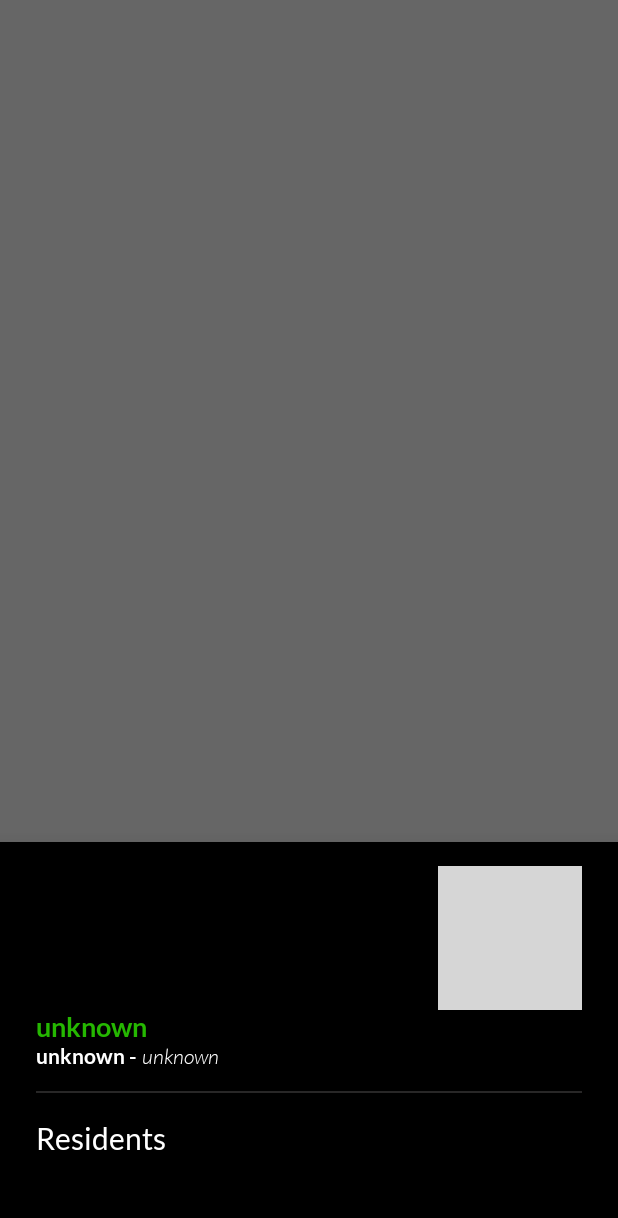
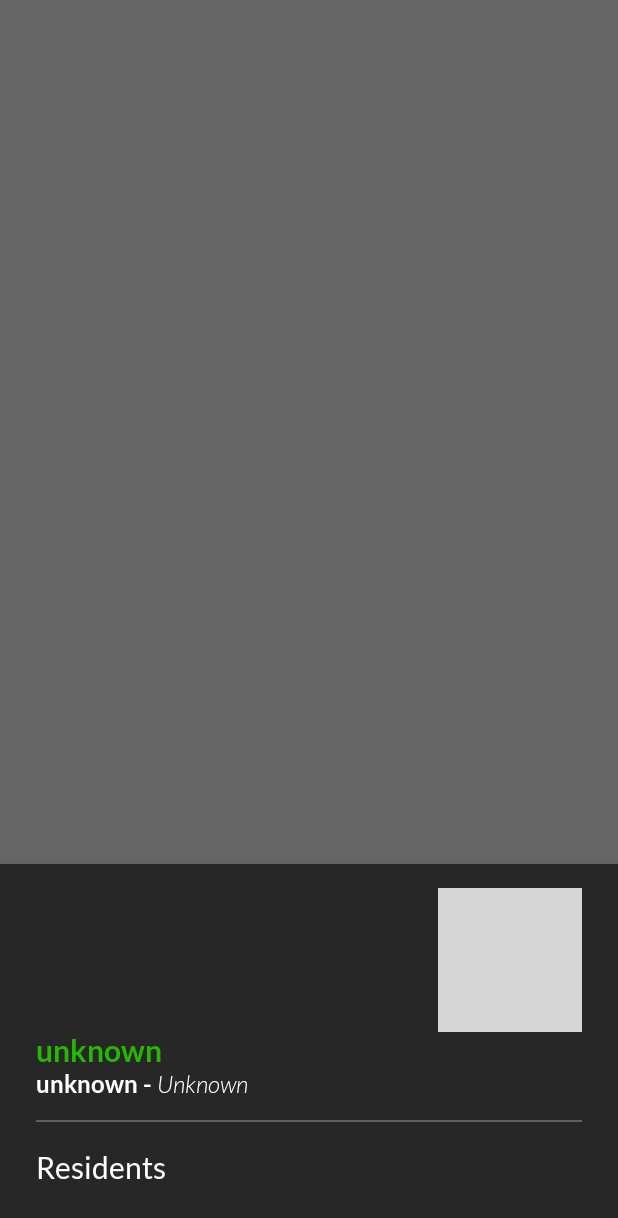
Before and after one commit to razylvidal/rick-and-morty-app, an Android app: the fragment LocationDialogFragment placed in its activity, on a phone screen of 412 x 824 dp. Shown: the top 1218 px of the screen. Run offline under Robolectric (Android 15) with nearby library versions, the phone set to English and light mode, and no system bars; our stand-ins replace Dagger/Hilt's generated code; libraries missing offline, so code that uses them is left out: eu.davidea.flexibleadapter; 8 statements that could not run were skipped; grey boxes are pictures that could not be loaded.

Commit message:
Do not show location dialog when origin or location is equal to unknown

```diff
--- a/feature-characters/src/main/kotlin/com/codesthetic/rickandmortyapp/ui/characterdetails/CharacterDetailsPresenter.kt
+++ b/feature-characters/src/main/kotlin/com/codesthetic/rickandmortyapp/ui/characterdetails/CharacterDetailsPresenter.kt
@@ -67,14 +67,22 @@ class CharacterDetailsPresenter
         }
 
         override fun onLocationClicked() {
-            view?.showLocationBottomSheetDialog(character!!.location)
+            if (character?.location!! > UNKNOWN_ID) {
+                view?.showLocationBottomSheetDialog(character!!.location)
+            }
         }
 
         override fun onOriginClicked() {
-            view?.showLocationBottomSheetDialog(character!!.origin)
+            if (character?.origin!! > UNKNOWN_ID) {
+                view?.showLocationBottomSheetDialog(character!!.origin)
+            }
         }
 
         override fun onUpdateCharacter(characterId: Int) {
             setupCharacterDetails(characterId)
         }
+
+        companion object {
+            private const val UNKNOWN_ID = 0
+        }
     }
--- a/feature-characters/src/main/kotlin/com/codesthetic/rickandmortyapp/ui/location/LocationDialogFragment.kt
+++ b/feature-characters/src/main/kotlin/com/codesthetic/rickandmortyapp/ui/location/LocationDialogFragment.kt
@@ -2,7 +2,6 @@ package com.codesthetic.rickandmortyapp.ui.location
 
 import android.annotation.SuppressLint
 import android.os.Bundle
-import android.util.Log
 import android.view.LayoutInflater
 import android.view.View
 import android.view.ViewGroup
@@ -19,6 +18,7 @@ import com.codesthetic.flexi.BaseFlexiView
 import com.codesthetic.flexi.ThrottledFlexiItemClickedListener
 import com.codesthetic.rickandmortyapp.ui.flexiitem.CharacterFlexiView
 import com.codesthetic.utilsandroid.LockedBottomSheetBehavior
+import com.codesthetic.utilsandroid.capitalizeFirstChar
 import com.google.android.material.R.id.design_bottom_sheet
 import com.google.android.material.bottomsheet.BottomSheetBehavior
 import com.google.android.material.bottomsheet.BottomSheetDialogFragment
@@ -66,7 +66,7 @@ class LocationDialogFragment : BottomSheetDialogFragment(), LocationsContracts.V
         inflater: LayoutInflater,
         container: ViewGroup?,
         savedInstanceState: Bundle?,
-    ): View? {
+    ): View {
         binding = LocationDialogFragmentBinding.inflate(layoutInflater)
         return binding.root
     }
@@ -116,6 +116,23 @@ class LocationDialogFragment : BottomSheetDialogFragment(), LocationsContracts.V
         binding.rvResidents.setHasFixedSize(true)
     }
 
+    override fun renderLoading(isVisible: Boolean) {
+//        TODO("Not yet implemented")
+    }
+
+    @SuppressLint("SetTextI18n")
+    override fun showLocationDetails(location: Location) {
+        binding.tvLocationName.text = location.name
+        binding.tvLocationType.text = "${location.type} -"
+        binding.tvLocationDimension.text = location.dimension.capitalizeFirstChar()
+    }
+
+    @SuppressLint("NotifyDataSetChanged")
+    override fun showResidents(residents: List<Character>) {
+        adapter.clear()
+        adapter.updateDataSet(residents.map { CharacterFlexiView(it) })
+    }
+
     fun onCharacterClicked(callback: ((Int) -> Unit?)?): LocationDialogFragment {
         listener = callback
         return this
@@ -135,22 +152,4 @@ class LocationDialogFragment : BottomSheetDialogFragment(), LocationsContracts.V
             }
         }
     }
-
-    override fun renderLoading(isVisible: Boolean) {
-//        TODO("Not yet implemented")
-    }
-
-    @SuppressLint("SetTextI18n")
-    override fun showLocationDetails(location: Location) {
-        binding.tvLocationName.text = location.name
-        binding.tvLocationType.text = "${location.type} -"
-        binding.tvLocationDimension.text = location.dimension
-    }
-
-    @SuppressLint("NotifyDataSetChanged")
-    override fun showResidents(residents: List<Character>) {
-        val test = residents.map { CharacterFlexiView(it) }
-        Log.e("test", "$test")
-        adapter.updateDataSet(test)
-    }
 }
--- a/feature-characters/src/main/kotlin/com/codesthetic/rickandmortyapp/ui/location/LocationsPresenter.kt
+++ b/feature-characters/src/main/kotlin/com/codesthetic/rickandmortyapp/ui/location/LocationsPresenter.kt
@@ -1,6 +1,5 @@
 package com.codesthetic.rickandmortyapp.ui.location
 
-import android.util.Log
 import com.codesthetic.engine.core.characters.domain.Character
 import com.codesthetic.engine.core.characters.domain.usecases.GetCharacterByIDUseCase
 import com.codesthetic.engine.core.location.domain.usecases.GetLocationByIdUseCase
@@ -27,15 +26,13 @@ class LocationsPresenter
             setup(locationId)
         }
 
-        private fun setup(id: Int) {
-            val location = getLocationByIdUseCase.invoke(GetLocationByIdUseCase.Params(id))
-
+        private fun setup(locationId: Int) {
+            val location = getLocationByIdUseCase.invoke(GetLocationByIdUseCase.Params(locationId))
             location.residents.forEach { id ->
                 runCatching {
                     residents.add(getCharacterByIDUseCase.get(id))
                 }
             }
-            Log.e(">> Residents", "$residents")
             view?.showLocationDetails(location)
             view?.showResidents(residents)
         }
--- a/feature-characters/src/main/res/layout/location_dialog_fragment.xml
+++ b/feature-characters/src/main/res/layout/location_dialog_fragment.xml
@@ -4,7 +4,7 @@
     xmlns:tools="http://schemas.android.com/tools"
     android:layout_width="match_parent"
     android:layout_height="wrap_content"
-    android:background="@color/color_background">
+    android:background="@color/color_bottom_nav_background">
 
     <ImageView
         android:id="@+id/ivCloseBottomsheet"
@@ -25,7 +25,7 @@
         android:layout_marginBottom="3dp"
         android:fontFamily="@font/lato_bold"
         android:textColor="@color/color_primary_variant"
-        android:textSize="18sp"
+        android:textSize="20sp"
         app:layout_constraintEnd_toEndOf="parent"
         app:layout_constraintStart_toStartOf="parent"
         app:layout_constraintTop_toBottomOf="@id/ivCloseBottomsheet"
@@ -41,7 +41,7 @@
         android:layout_marginStart="24dp"
         android:fontFamily="@font/lato_bold"
         android:textColor="@color/color_on_primary"
-        android:textSize="14sp"
+        android:textSize="16sp"
         app:layout_constraintEnd_toStartOf="@id/tvLocationDimension"
         app:layout_constraintStart_toStartOf="parent"
         app:layout_constraintTop_toBottomOf="@id/tvLocationName"
@@ -54,7 +54,7 @@
         android:layout_marginStart="3dp"
         android:fontFamily="@font/lato_light_italic"
         android:textColor="@color/color_on_primary"
-        android:textSize="14sp"
+        android:textSize="16sp"
         app:layout_constraintStart_toEndOf="@id/tvLocationType"
         app:layout_constraintTop_toBottomOf="@id/tvLocationName"
         tools:text="Dimension C-137" />
@@ -65,7 +65,7 @@
         android:layout_height="1dp"
         android:layout_marginHorizontal="24dp"
         android:layout_marginTop="14dp"
-        android:background="@color/color_divider_color"
+        android:background="@color/color_unselected"
         app:layout_constraintEnd_toEndOf="parent"
         app:layout_constraintStart_toStartOf="parent"
         app:layout_constraintTop_toBottomOf="@id/tvLocationDimension" />
@@ -90,7 +90,7 @@
         android:layout_height="wrap_content"
         android:layout_marginHorizontal="24dp"
         android:layout_marginTop="13dp"
-        android:layout_marginBottom="39dp"
+        android:layout_marginBottom="20dp"
         android:orientation="horizontal"
         app:layoutManager="androidx.recyclerview.widget.LinearLayoutManager"
         app:layout_constraintBottom_toBottomOf="parent"
```
